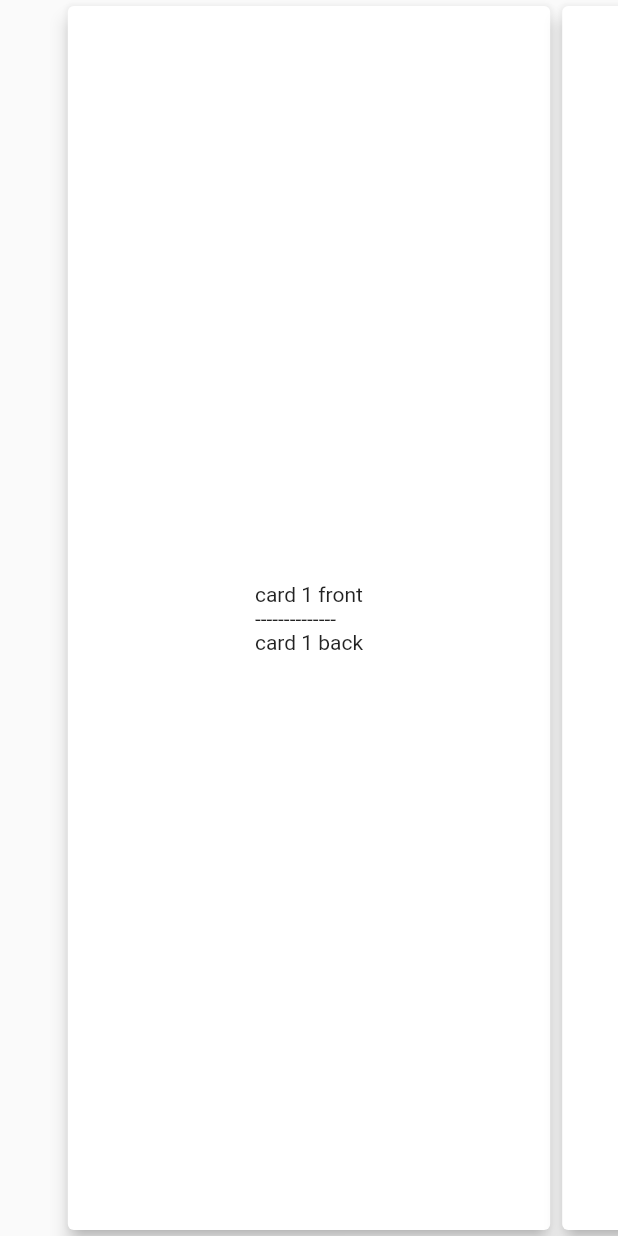
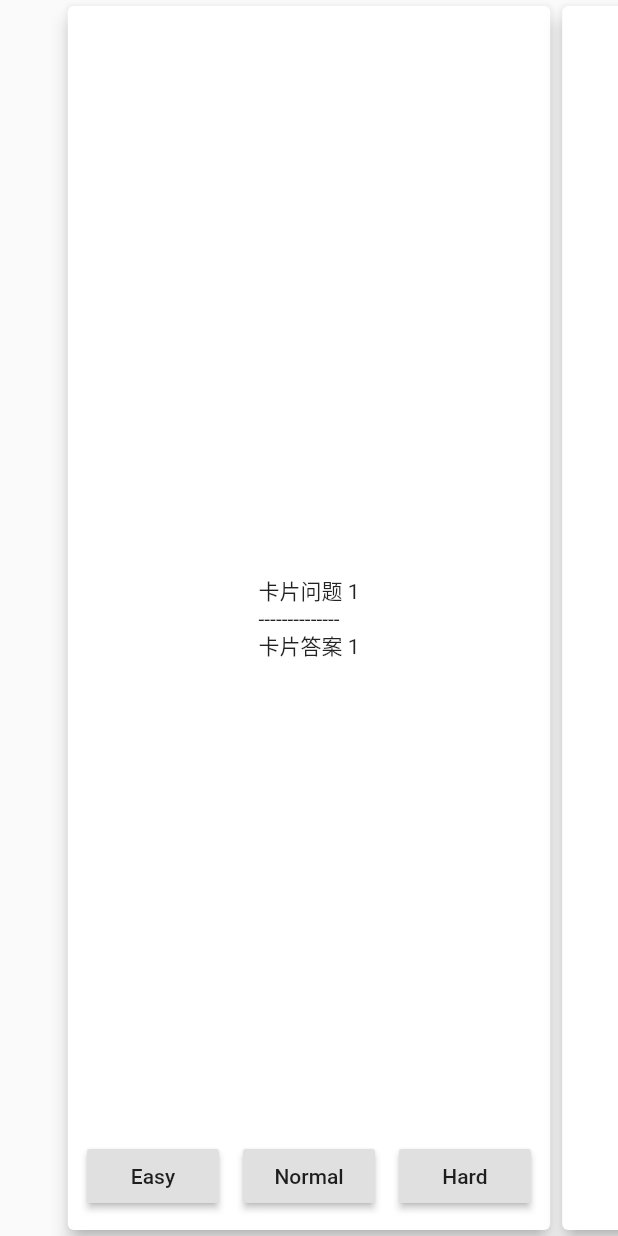
Before and after one commit to sickworm/dd_review, a Flutter app: the screen it shows after launch, after a tap on "Start Review", on a phone screen of 412 x 824 dp. Run offline on Flutter 3.47's test engine with Material 2 defaults, Android fonts, the phone set to English and light mode, and no system bars; our stand-ins replace bot_toast.

Commit message:
add l10n

```diff
--- /dev/null
+++ b/l10n-arb/intl_messages.arb
@@ -0,0 +1,23 @@
+{
+  "@@last_modified": "2021-01-09T16:30:41.906042",
+  "title": "Pocket Review",
+  "@title": {
+    "type": "text",
+    "placeholders": {}
+  },
+  "easy": "Easy",
+  "@easy": {
+    "type": "text",
+    "placeholders": {}
+  },
+  "normal": "Normal",
+  "@normal": {
+    "type": "text",
+    "placeholders": {}
+  },
+  "hard": "Hard",
+  "@hard": {
+    "type": "text",
+    "placeholders": {}
+  }
+}
--- /dev/null
+++ b/l10n-arb/intl_zh_CN.arb
@@ -0,0 +1,28 @@
+{
+  "@@locale": "zh_CN",
+  "@@last_modified": "2021-01-09T16:27:14.027",
+  "title": "呆呆复习卡片",
+  "easy": "简单",
+  "normal": "还行",
+  "hard": "困难",
+  "@title": {
+    "placeholders": {},
+    "description": "",
+    "type": "text"
+  },
+  "@easy": {
+    "placeholders": {},
+    "description": "",
+    "type": "text"
+  },
+  "@normal": {
+    "placeholders": {},
+    "description": "",
+    "type": "text"
+  },
+  "@hard": {
+    "placeholders": {},
+    "description": "",
+    "type": "text"
+  }
+}
--- a/lib/data/data_manager.dart
+++ b/lib/data/data_manager.dart
@@ -8,9 +8,9 @@ class MockDataSource implements IDataSource {
   @override
   Future<List<ReviewData>> getData() {
     return Future.value([
-      ReviewData.string('card 1 front', 'card 1 back'),
-      ReviewData.string('card 2 front', 'card 2 back'),
-      ReviewData.string('card 3 front', 'card 3back')
+      ReviewData.string('卡片问题 1', '卡片答案 1'),
+      ReviewData.string('卡片问题 2', '卡片答案 2'),
+      ReviewData.string('卡片问题 3', '卡片答案 3')
     ]);
   }
 }
--- a/lib/data/review_data.dart
+++ b/lib/data/review_data.dart
@@ -1,6 +1,7 @@
 class ReviewData {
   final ReviewDataFront front;
   final ReviewDataBack back;
+  final DateTime nextReviewTime = DateTime.now();
 
   ReviewData(this.front, this.back);
 
@@ -19,3 +20,9 @@ class ReviewDataBack {
 
   ReviewDataBack(this.content);
 }
+
+enum ReviewLevel {
+  Easy,
+  Normal,
+  Hard
+}
--- /dev/null
+++ b/lib/l10n/localization_intl.dart
@@ -0,0 +1,55 @@
+import 'dart:async';
+
+import 'package:flutter/material.dart';
+import 'package:intl/intl.dart';
+
+import 'messages_all.dart';
+
+L10n l10n;
+
+class L10n {
+  static AppLocalizationsDelegate delegate = AppLocalizationsDelegate();
+
+  static init(BuildContext context) {
+    l10n = L10n.of(context);
+  }
+
+  static Future<L10n> load(Locale locale) {
+    final String name =
+        locale.countryCode == null ? locale.languageCode : locale.toString();
+    final String localeName = Intl.canonicalizedLocale(name);
+
+    return initializeMessages(localeName).then((bool _) {
+      Intl.defaultLocale = localeName;
+      return new L10n();
+    });
+  }
+
+  static L10n of(BuildContext context) {
+    return Localizations.of<L10n>(context, L10n);
+  }
+
+  String get title => Intl.message('Pocket Review', name: 'title');
+  String get easy => Intl.message('Easy', name: 'easy');
+  String get normal => Intl.message('Normal', name: 'normal');
+  String get hard => Intl.message('Hard', name: 'hard');
+}
+
+class AppLocalizationsDelegate extends LocalizationsDelegate<L10n> {
+  const AppLocalizationsDelegate();
+
+  @override
+  bool isSupported(Locale locale) {
+    return ['en', 'zh'].contains(locale.languageCode);
+  }
+
+  @override
+  Future<L10n> load(Locale locale) {
+    return L10n.load(locale);
+  }
+
+  @override
+  bool shouldReload(LocalizationsDelegate<L10n> old) {
+    return false;
+  }
+}
--- /dev/null
+++ b/lib/l10n/messages_all.dart
@@ -0,0 +1,67 @@
+// DO NOT EDIT. This is code generated via package:intl/generate_localized.dart
+// This is a library that looks up messages for specific locales by
+// delegating to the appropriate library.
+
+// Ignore issues from commonly used lints in this file.
+// ignore_for_file:implementation_imports, file_names, unnecessary_new
+// ignore_for_file:unnecessary_brace_in_string_interps, directives_ordering
+// ignore_for_file:argument_type_not_assignable, invalid_assignment
+// ignore_for_file:prefer_single_quotes, prefer_generic_function_type_aliases
+// ignore_for_file:comment_references
+
+import 'dart:async';
+
+import 'package:intl/intl.dart';
+import 'package:intl/message_lookup_by_library.dart';
+import 'package:intl/src/intl_helpers.dart';
+
+import 'messages_messages.dart' as messages_messages;
+import 'messages_zh_CN.dart' as messages_zh_cn;
+
+typedef Future<dynamic> LibraryLoader();
+Map<String, LibraryLoader> _deferredLibraries = {
+  'messages': () => new Future.value(null),
+  'zh_CN': () => new Future.value(null),
+};
+
+MessageLookupByLibrary _findExact(String localeName) {
+  switch (localeName) {
+    case 'messages':
+      return messages_messages.messages;
+    case 'zh_CN':
+      return messages_zh_cn.messages;
+    default:
+      return null;
+  }
+}
+
+/// User programs should call this before using [localeName] for messages.
+Future<bool> initializeMessages(String localeName) async {
+  var availableLocale = Intl.verifiedLocale(
+    localeName,
+    (locale) => _deferredLibraries[locale] != null,
+    onFailure: (_) => null);
+  if (availableLocale == null) {
+    return new Future.value(false);
+  }
+  var lib = _deferredLibraries[availableLocale];
+  await (lib == null ? new Future.value(false) : lib());
+  initializeInternalMessageLookup(() => new CompositeMessageLookup());
+  messageLookup.addLocale(availableLocale, _findGeneratedMessagesFor);
+  return new Future.value(true);
+}
+
+bool _messagesExistFor(String locale) {
+  try {
+    return _findExact(locale) != null;
+  } catch (e) {
+    return false;
+  }
+}
+
+MessageLookupByLibrary _findGeneratedMessagesFor(String locale) {
+  var actualLocale = Intl.verifiedLocale(locale, _messagesExistFor,
+      onFailure: (_) => null);
+  if (actualLocale == null) return null;
+  return _findExact(actualLocale);
+}
--- /dev/null
+++ b/lib/l10n/messages_messages.dart
@@ -0,0 +1,29 @@
+// DO NOT EDIT. This is code generated via package:intl/generate_localized.dart
+// This is a library that provides messages for a messages locale. All the
+// messages from the main program should be duplicated here with the same
+// function name.
+
+// Ignore issues from commonly used lints in this file.
+// ignore_for_file:unnecessary_brace_in_string_interps, unnecessary_new
+// ignore_for_file:prefer_single_quotes,comment_references, directives_ordering
+// ignore_for_file:annotate_overrides,prefer_generic_function_type_aliases
+// ignore_for_file:unused_import, file_names
+
+import 'package:intl/intl.dart';
+import 'package:intl/message_lookup_by_library.dart';
+
+final messages = new MessageLookup();
+
+typedef String MessageIfAbsent(String messageStr, List<dynamic> args);
+
+class MessageLookup extends MessageLookupByLibrary {
+  String get localeName => 'messages';
+
+  final messages = _notInlinedMessages(_notInlinedMessages);
+  static _notInlinedMessages(_) => <String, Function> {
+    "easy" : MessageLookupByLibrary.simpleMessage("Easy"),
+    "hard" : MessageLookupByLibrary.simpleMessage("Hard"),
+    "normal" : MessageLookupByLibrary.simpleMessage("Normal"),
+    "title" : MessageLookupByLibrary.simpleMessage("Pocket Review")
+  };
+}
--- /dev/null
+++ b/lib/l10n/messages_zh_CN.dart
@@ -0,0 +1,29 @@
+// DO NOT EDIT. This is code generated via package:intl/generate_localized.dart
+// This is a library that provides messages for a zh_CN locale. All the
+// messages from the main program should be duplicated here with the same
+// function name.
+
+// Ignore issues from commonly used lints in this file.
+// ignore_for_file:unnecessary_brace_in_string_interps, unnecessary_new
+// ignore_for_file:prefer_single_quotes,comment_references, directives_ordering
+// ignore_for_file:annotate_overrides,prefer_generic_function_type_aliases
+// ignore_for_file:unused_import, file_names
+
+import 'package:intl/intl.dart';
+import 'package:intl/message_lookup_by_library.dart';
+
+final messages = new MessageLookup();
+
+typedef String MessageIfAbsent(String messageStr, List<dynamic> args);
+
+class MessageLookup extends MessageLookupByLibrary {
+  String get localeName => 'zh_CN';
+
+  final messages = _notInlinedMessages(_notInlinedMessages);
+  static _notInlinedMessages(_) => <String, Function> {
+    "easy" : MessageLookupByLibrary.simpleMessage("简单"),
+    "hard" : MessageLookupByLibrary.simpleMessage("困难"),
+    "normal" : MessageLookupByLibrary.simpleMessage("还行"),
+    "title" : MessageLookupByLibrary.simpleMessage("Pocket Review")
+  };
+}
--- a/lib/main.dart
+++ b/lib/main.dart
@@ -1,8 +1,12 @@
+import 'dart:developer';
+
 import 'package:bot_toast/bot_toast.dart';
 import 'package:dd_review/data/data_manager.dart';
 import 'package:flutter/material.dart';
+import 'package:flutter_localizations/flutter_localizations.dart';
 
-import 'review/review.dart';
+import 'l10n/localization_intl.dart';
+import 'review/review_page.dart';
 
 void main() {
   runApp(MyApp());
@@ -12,8 +16,18 @@ class MyApp extends StatelessWidget {
   @override
   Widget build(BuildContext context) {
     return MaterialApp(
-      title: 'Flutter Demo',
-      builder: _init(),
+      localizationsDelegates: [
+        L10n.delegate,
+        GlobalMaterialLocalizations.delegate,
+        GlobalWidgetsLocalizations.delegate,
+        GlobalCupertinoLocalizations.delegate,
+      ],
+      supportedLocales: [
+        const Locale('en', 'US'), // 美国英语
+        const Locale('zh', 'CN'), // 中文简体
+      ],
+      onGenerateTitle: (context) => L10n.of(context).title,
+      builder: _init,
       navigatorObservers: [BotToastNavigatorObserver()],
       theme: ThemeData(
         primarySwatch: Colors.blue,
@@ -23,8 +37,10 @@ class MyApp extends StatelessWidget {
     );
   }
 
-  TransitionBuilder _init() {
-    return BotToastInit();
+  Widget _init(BuildContext context, Widget child) {
+    child = BotToastInit()(context, child);
+    L10n.init(context);
+    return child;
   }
 }
 
@@ -40,7 +56,7 @@ class MyHomePage extends StatefulWidget {
 class _MyHomePageState extends State<MyHomePage> {
   void _startReview() async {
     final data = await DataManager.getData();
-    Navigator.pushReplacement(
+    Navigator.push(
         context, MaterialPageRoute(builder: (context) => ReviewPage(data)));
   }
 
--- a/lib/review/review.dart
+++ b/lib/review/review_page.dart
@@ -1,4 +1,6 @@
 import 'package:dd_review/data/review_data.dart';
+import 'package:dd_review/l10n/localization_intl.dart';
+import 'package:flutter/cupertino.dart';
 import 'package:flutter/material.dart';
 import 'package:flutter/widgets.dart';
 
@@ -16,7 +18,33 @@ class ReviewPage extends StatefulWidget {
 class ReviewPageState extends State<ReviewPage> {
   @override
   Widget build(BuildContext context) {
-    return ReviewCardsWidget(widget.data);
+    return Scaffold(
+        resizeToAvoidBottomInset: false,
+        body: SafeArea(
+            child: Stack(
+          children: [ReviewCardsWidget(widget.data), ConfirmButtonWidget()],
+        )));
+  }
+}
+
+class ConfirmButtonWidget extends StatelessWidget {
+  @override
+  Widget build(BuildContext context) {
+    return Padding(
+        padding: EdgeInsets.only(bottom: 8.0),
+        child: Align(
+            alignment: Alignment.bottomCenter,
+            child: Row(mainAxisAlignment: MainAxisAlignment.center, children: [
+              button(l10n.easy),
+              button(l10n.normal),
+              button(l10n.hard)
+            ])));
+  }
+
+  Widget button(String text) {
+    return Padding(
+        padding: const EdgeInsets.all(8.0),
+        child: RaisedButton(onPressed: () => {}, child: Text(text)));
   }
 }
 
@@ -43,11 +71,7 @@ class ReviewCardsWidgetState extends State<ReviewCardsWidget> {
 
   @override
   Widget build(BuildContext context) {
-    return Scaffold(
-        resizeToAvoidBottomInset: false,
-        body: SafeArea(
-          child: pageView(),
-        ));
+    return pageView();
   }
 
   Widget pageView() {
--- a/pubspec.yaml
+++ b/pubspec.yaml
@@ -23,7 +23,8 @@ environment:
 dependencies:
   flutter:
     sdk: flutter
-
+  flutter_localizations:
+    sdk: flutter
 
   # The following adds the Cupertino Icons font to your application.
   # Use with the CupertinoIcons class for iOS style icons.
@@ -35,6 +36,7 @@ dependencies:
 dev_dependencies:
   flutter_test:
     sdk: flutter
+  intl_translation: ^0.17.2
 
 # For information on the generic Dart part of this file, see the
 # following page: https://dart.dev/tools/pub/pubspec
```
Also changed, not shown: lib/scheduler/scheduler.dart (added, +32 -0 lines), pubspec.lock, 1 other file.
